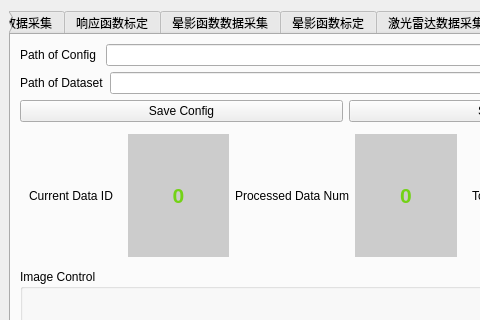
This is src/mainwindow.ui in KangJialiang/Data-Platform as Qt 5 draws it before an edit; both pictures show x 0 to 480 and y 0 to 320 of the 692 by 614 pixel window. The edited form follows.
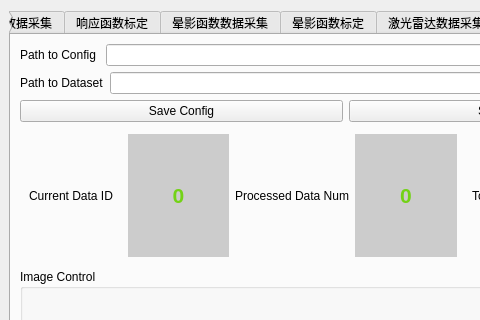
This is the edited form.

Diff of the .ui file:
```diff
--- a/src/mainwindow.ui
+++ b/src/mainwindow.ui
@@ -1264,7 +1264,7 @@
           <item>
            <widget class="QLabel" name="pathToConfigLabelP6">
             <property name="text">
-             <string>Path of Config </string>
+             <string>Path to Config </string>
             </property>
            </widget>
           </item>
@@ -1342,7 +1342,7 @@
           <item>
            <widget class="QLabel" name="pathToDatasetLabelP6">
             <property name="text">
-             <string>Path of Dataset</string>
+             <string>Path to Dataset</string>
             </property>
            </widget>
           </item>
```
Left out of the diff: 2 changed lines with no effect on the pictures.
